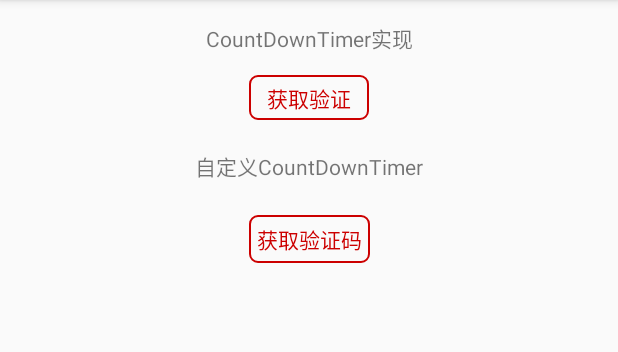
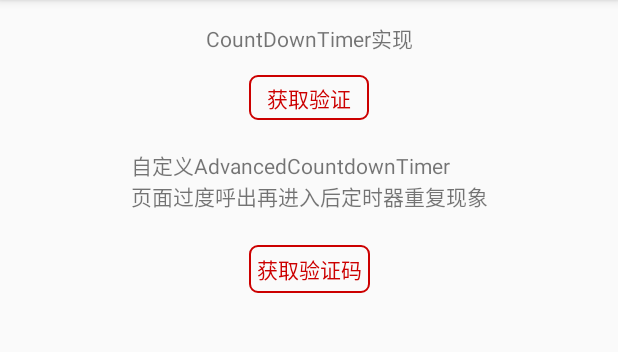
Before and after one commit to SZITTom/Android-LearningGrowth, an Android app: the DebounceClickActivity screen opened directly, with no data from a screen before it, on a phone screen of 412 x 824 dp, the part 84-436 px from its top. Run offline under Robolectric (Android 15) with nearby library versions, the phone set to English and light mode, and no system bars; our stand-ins replace ButterKnife.

Commit message:
手机验证码ContDownTimer,自定义CountTimers

```diff
--- a/app/src/main/java/com/yun/android_learninggrowth/view/fragment/CommonFunFragment.java
+++ b/app/src/main/java/com/yun/android_learninggrowth/view/fragment/CommonFunFragment.java
@@ -1,13 +1,9 @@
 package com.yun.android_learninggrowth.view.fragment;
 
 import android.content.Context;
-import android.net.Uri;
 import android.os.Bundle;
 import android.support.annotation.Nullable;
-import android.support.v4.app.Fragment;
-import android.view.LayoutInflater;
 import android.view.View;
-import android.view.ViewGroup;
 import android.widget.AdapterView;
 import android.widget.ListView;
 
--- a/app/src/main/res/layout/activity_debounce_click.xml
+++ b/app/src/main/res/layout/activity_debounce_click.xml
@@ -43,7 +43,7 @@
         android:layout_marginLeft="8dp"
         android:layout_marginRight="8dp"
         android:layout_marginTop="20dp"
-        android:text="自定义CountDownTimer"
+        android:text="自定义AdvancedCountdownTimer\n页面过度呼出再进入后定时器重复现象"
         app:layout_constraintLeft_toLeftOf="parent"
         app:layout_constraintRight_toRightOf="parent"
         app:layout_constraintTop_toBottomOf="@+id/tv_regiter_get_code" />
```
